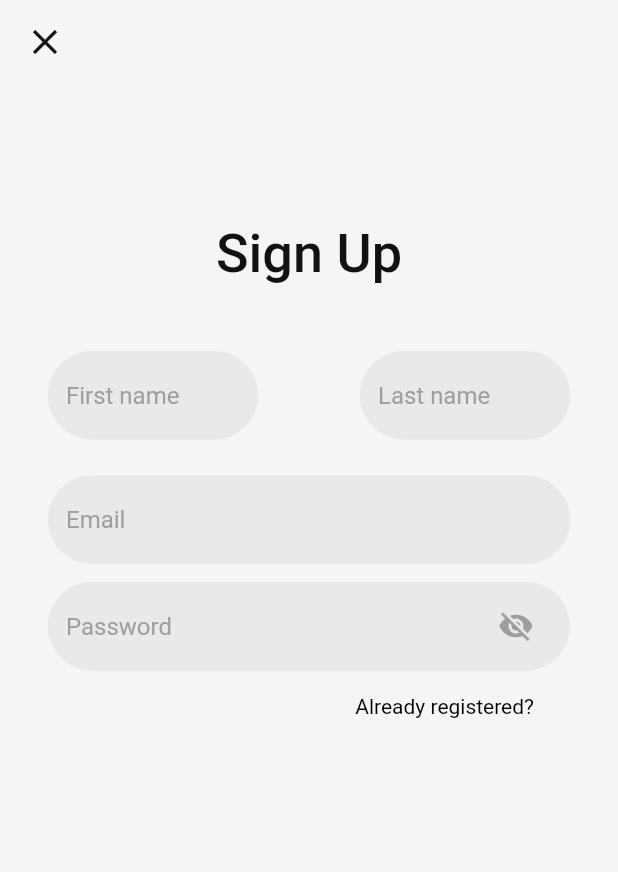
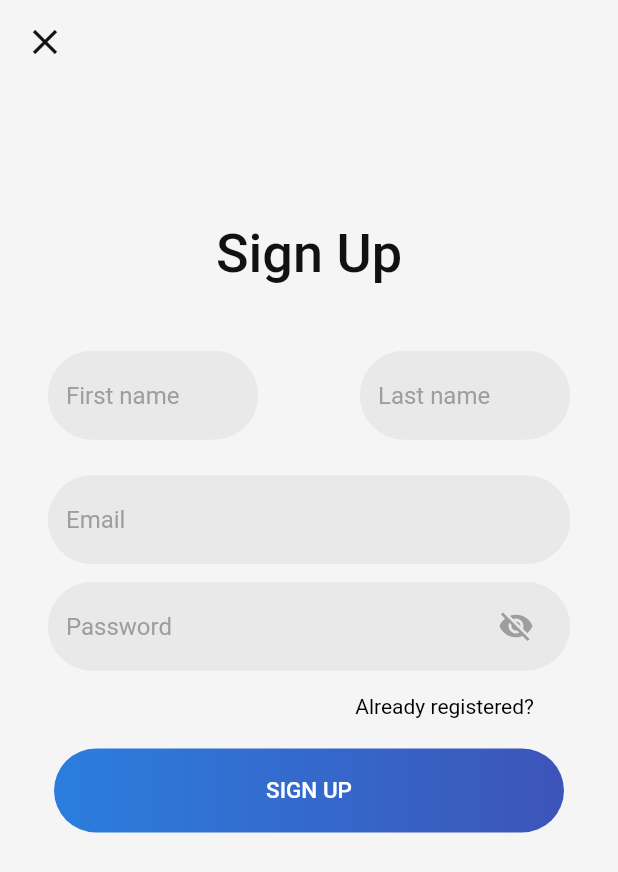
Before and after one commit to victorhmacfer/retrieval_practice, a Flutter app: the screen it shows after launch, on a phone screen of 412 x 824 dp. Shown: the top 872 px of the screen. Run offline on Flutter 3.47's test engine with Material 2 defaults, Android fonts, the phone set to English and light mode, and no system bars; our stand-ins replace firebase_auth, sembast; accounts and stored records are empty.

Commit message:
sketch of firebase signup

```diff
--- a/lib/custom_widgets/pill_button.dart
+++ b/lib/custom_widgets/pill_button.dart
@@ -102,7 +102,6 @@ class CardsDuePillButton extends StatelessWidget {
   }
 }
 
-
 //TODO: fix shadows later
 class AccentPillButton extends StatelessWidget {
   final String text;
@@ -110,8 +109,7 @@ class AccentPillButton extends StatelessWidget {
 
   @override
   Widget build(BuildContext context) {
-    return GestureDetector(
-      child: Padding(
+    return Padding(
       padding: const EdgeInsets.all(4.0),
       child: Container(
           height: 56,
@@ -119,18 +117,24 @@ class AccentPillButton extends StatelessWidget {
           decoration: BoxDecoration(
             //boxShadow: [BoxShadow(blurRadius: 2, offset: Offset(2, 2), color: Colors.grey[600])],
             //TODO: CHANGE THIS TO A RADIAL GRADIENT !
-              gradient:
-                  LinearGradient(colors: [Color(0xFF2B7EDE), Color(0xFF3D54B9),]),
+            gradient: LinearGradient(colors: [
+              Color(0xFF2B7EDE),
+              Color(0xFF3D54B9),
+            ]),
             borderRadius: BorderRadius.circular(72),
           ),
           child: Center(
-              child: Text(text, style: TextStyle(color: Colors.white, fontSize: 15, fontWeight: FontWeight.w500),),
+            child: Text(
+              text,
+              style: TextStyle(
+                  color: Colors.white,
+                  fontSize: 15,
+                  fontWeight: FontWeight.w500),
+            ),
           )),
-      ),
     );
   }
 }
-
 
 class HollowPillButton extends StatelessWidget {
   @override
@@ -143,7 +147,8 @@ class HollowPillButton extends StatelessWidget {
             borderRadius: BorderRadius.circular(72),
           ),
           child: Center(
-            child: Text('SIGN UP', style: TextStyle(fontWeight: FontWeight.w500, fontSize: 15) ),
+            child: Text('SIGN UP',
+                style: TextStyle(fontWeight: FontWeight.w500, fontSize: 15)),
           )),
     );
   }
--- a/lib/main.dart
+++ b/lib/main.dart
@@ -2,6 +2,7 @@ import 'dart:async';
 
 import 'package:flutter/material.dart';
 import 'package:flutter/services.dart';
+import 'package:retrieval_practice/blocs/auth_bloc.dart';
 import 'package:retrieval_practice/screens/get_started_screen.dart';
 import 'package:retrieval_practice/screens/alt_get_started_screen.dart';
 import 'package:retrieval_practice/screens/home_screen.dart';
@@ -23,12 +24,14 @@ class MyApp extends StatefulWidget {
 
 class _MyAppState extends State<MyApp> {
   MainBloc _mainBloc;
+  AuthBloc _authBloc;
 
   @override
   void initState() {
     super.initState();
     _mainBloc = MainBloc();
     _mainBloc.init();
+    _authBloc = AuthBloc();
   }
 
   @override
@@ -39,7 +42,8 @@ class _MyAppState extends State<MyApp> {
       title: 'Retrieval Practice',
       theme: appTheme,
       // home: BlocProvider<MainBloc>(bloc: _mainBloc, child: HomeScreen()),
-      home: SignUpScreen(),
+      home: BlocProvider<AuthBloc>(bloc: _authBloc, child: SignUpScreen()),
+      // home: GetStartedScreen(),
       debugShowCheckedModeBanner: false,
     );
   }
--- a/lib/screens/signup_screen.dart
+++ b/lib/screens/signup_screen.dart
@@ -1,4 +1,6 @@
 import 'package:flutter/material.dart';
+import 'package:retrieval_practice/blocs/auth_bloc.dart';
+import 'package:retrieval_practice/blocs/bloc_base.dart';
 
 import 'package:retrieval_practice/styles/my_styles.dart';
 
@@ -70,6 +72,16 @@ class MySignUpForm extends StatefulWidget {
 class _MySignUpFormState extends State<MySignUpForm> {
   final _signUpFormKey = GlobalKey<FormState>();
 
+  final _firstNameKey = GlobalKey<FormFieldState>();
+  final _lastNameKey = GlobalKey<FormFieldState>();
+  final _emailKey = GlobalKey<FormFieldState>();
+  final _passwordKey = GlobalKey<FormFieldState>();
+
+  final _firstNameController = TextEditingController();
+  final _lastNameController = TextEditingController();
+  final _emailController = TextEditingController();
+  final _passwordController = TextEditingController();
+
   @override
   Widget build(BuildContext context) {
     return Form(
@@ -86,10 +98,16 @@ class _MySignUpFormState extends State<MySignUpForm> {
                 SizedBox(
                   width: 140,
                   child: TextFormField(
+                    key: _firstNameKey,
+                    controller: _firstNameController,
+                    validator: (text) {
+                      if (text.isEmpty) return 'Please, tell us!';
+                    },
+                    onChanged: (_) {
+                      _firstNameKey.currentState.validate();
+                    },
                     style: TextStyle(color: appBlack),
                     decoration: InputDecoration(
-                        //contentPadding: EdgeInsets.only(left: 6),
-
                         hintText: 'First name',
                         hintStyle: TextStyle(color: Colors.grey),
                         fillColor: formFieldGrey,
@@ -102,12 +120,32 @@ class _MySignUpFormState extends State<MySignUpForm> {
                           borderRadius: BorderRadius.circular(32),
                           borderSide:
                               BorderSide(color: formFieldGrey, width: 2),
-                        )),
+                        ),
+                        errorBorder: OutlineInputBorder(
+                          borderRadius: BorderRadius.circular(32),
+                          borderSide:
+                              BorderSide(color: appFormErrorRed, width: 2),
+                        ),
+                        focusedErrorBorder: OutlineInputBorder(
+                          borderRadius: BorderRadius.circular(32),
+                          borderSide:
+                              BorderSide(color: appFormErrorRed, width: 2),
+                        ),
+
+                    ),
                   ),
                 ),
                 SizedBox(
                   width: 140,
                   child: TextFormField(
+                    key: _lastNameKey,
+                    controller: _lastNameController,
+                    validator: (text) {
+                      if (text.isEmpty) return 'Please, tell us!';
+                    },
+                    onChanged: (_) {
+                      _lastNameKey.currentState.validate();
+                    },
                     style: TextStyle(color: appBlack),
                     decoration: InputDecoration(
                         hintText: 'Last name',
@@ -122,7 +160,18 @@ class _MySignUpFormState extends State<MySignUpForm> {
                           borderRadius: BorderRadius.circular(32),
                           borderSide:
                               BorderSide(color: formFieldGrey, width: 2),
-                        )),
+                        ),
+                        errorBorder: OutlineInputBorder(
+                          borderRadius: BorderRadius.circular(32),
+                          borderSide:
+                              BorderSide(color: appFormErrorRed, width: 2),
+                        ),
+                        focusedErrorBorder: OutlineInputBorder(
+                          borderRadius: BorderRadius.circular(32),
+                          borderSide:
+                              BorderSide(color: appFormErrorRed, width: 2),
+                        ),
+                    ),
                   ),
                 ),
               ],
@@ -131,6 +180,18 @@ class _MySignUpFormState extends State<MySignUpForm> {
           Padding(
             padding: const EdgeInsets.symmetric(vertical: 12.0),
             child: TextFormField(
+              key: _emailKey,
+              controller: _emailController,
+              //FIXME: this validation is wrong !  Just providing one for now.
+              // it accepts "victor@gmail" without a ".com"
+              validator: (email) {
+                if (!email.contains(RegExp(r"^[a-zA-Z0-9.!#$%&'*+/=?^_`{|}~-]+@[a-zA-Z0-9](?:[a-zA-Z0-9-]{0,253}[a-zA-Z0-9])?(?:\.[a-zA-Z0-9](?:[a-zA-Z0-9-]{0,253}[a-zA-Z0-9])?)*$"))) {
+                  return 'Invalid email';
+                }
+              },
+              onChanged: (_) {
+                _emailKey.currentState.validate();
+              },
               style: TextStyle(color: appBlack),
               decoration: InputDecoration(
                   //TODO: label is bugged ?  I will try to use it later
@@ -145,11 +206,31 @@ class _MySignUpFormState extends State<MySignUpForm> {
                   enabledBorder: OutlineInputBorder(
                     borderRadius: BorderRadius.circular(32),
                     borderSide: BorderSide(color: formFieldGrey, width: 2),
-                  )),
+                  ),
+                  errorBorder: OutlineInputBorder(
+                          borderRadius: BorderRadius.circular(32),
+                          borderSide:
+                              BorderSide(color: appFormErrorRed, width: 2),
+                        ),
+                        focusedErrorBorder: OutlineInputBorder(
+                          borderRadius: BorderRadius.circular(32),
+                          borderSide:
+                              BorderSide(color: appFormErrorRed, width: 2),
+                        ),
+              ),
             ),
           ),
           TextFormField(
+            key: _passwordKey,
+            controller: _passwordController,
             style: TextStyle(color: appBlack),
+            validator: (pwd) {
+              if (pwd.length < 8) return 'Must be at least 8 characters long.';
+            },
+            onChanged: (_) {
+              _passwordKey.currentState.validate();
+            },
+            obscureText: true,
             decoration: InputDecoration(
                 suffixIcon: IconButton(
                   onPressed: () {},
@@ -170,7 +251,18 @@ class _MySignUpFormState extends State<MySignUpForm> {
                 enabledBorder: OutlineInputBorder(
                   borderRadius: BorderRadius.circular(32),
                   borderSide: BorderSide(color: formFieldGrey, width: 2),
-                )),
+                ),
+                errorBorder: OutlineInputBorder(
+                          borderRadius: BorderRadius.circular(32),
+                          borderSide:
+                              BorderSide(color: appFormErrorRed, width: 2),
+                        ),
+                        focusedErrorBorder: OutlineInputBorder(
+                          borderRadius: BorderRadius.circular(32),
+                          borderSide:
+                              BorderSide(color: appFormErrorRed, width: 2),
+                        ),
+            ),
           ),
           Padding(
             padding: const EdgeInsets.only(top: 16, bottom: 16, right: 24.0),
@@ -179,7 +271,21 @@ class _MySignUpFormState extends State<MySignUpForm> {
               style: TextStyle(color: Colors.black),
             ),
           ),
-          // AccentPillButton('SIGN UP'),
+          GestureDetector(
+            onTap: () async {
+              if (_signUpFormKey.currentState.validate()) {
+                // TODO:
+                var authBloc = BlocProvider.of<AuthBloc>(context);
+                var theEmail = _emailController.text;
+                var thePassword = _passwordController.text;
+                var user = await authBloc.signUpWithEmailAndPassword(theEmail, thePassword);
+                // send signup to firebase
+                // if registering works.. log in with those credentials
+                //  push replacement  home screen
+              }
+            },
+            child: AccentPillButton('SIGN UP')
+          ),
         ],
       ),
     );
--- a/lib/styles/my_styles.dart
+++ b/lib/styles/my_styles.dart
@@ -14,6 +14,7 @@ const appDueQuestionDarkRed = Color.fromRGBO(83, 41, 42, 1);
 const appDueQuestionLightRed = Color.fromRGBO(251, 139, 128, 1);
 const appBlue = Color.fromRGBO(144, 202, 249, 1);
 const appFabBlue = Color.fromRGBO(130, 177, 255, 1);
+const appFormErrorRed = Color.fromRGBO(200, 0, 0, 1);
 
 const appAuthFormFieldBlue = Color(0xFF2B7EDE);
 
--- a/pubspec.yaml
+++ b/pubspec.yaml
@@ -25,6 +25,7 @@ dependencies:
   sembast: ^2.1.0+1
   path_provider: ^1.4.0
   http: ^0.12.0+2
+  firebase_auth: ^0.16.0
 
   # The following adds the Cupertino Icons font to your application.
   # Use with the CupertinoIcons class for iOS style icons.
```
Also changed, not shown: lib/blocs/auth_bloc.dart (added, +30 -0 lines), lib/screens/alt_get_started_screen.dart (added, +67 -0 lines), pubspec.lock, 4 other files. Lines whose indentation alone changed are shown as unchanged.
